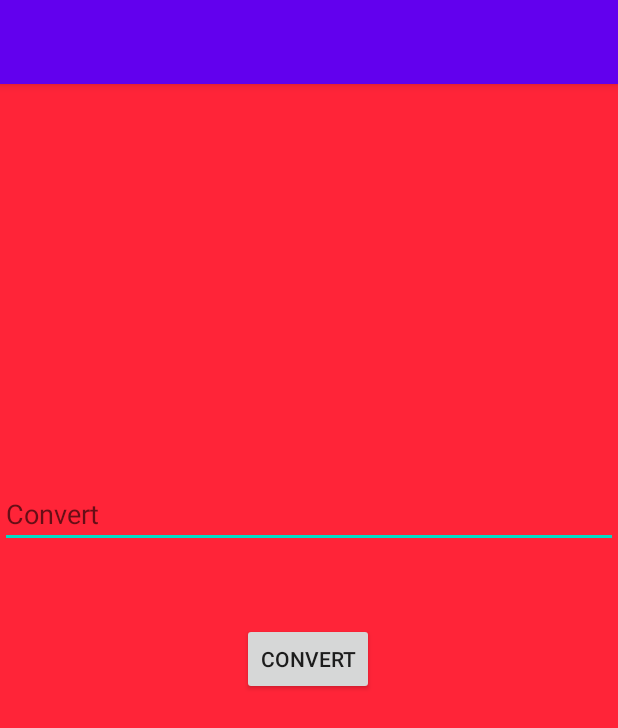
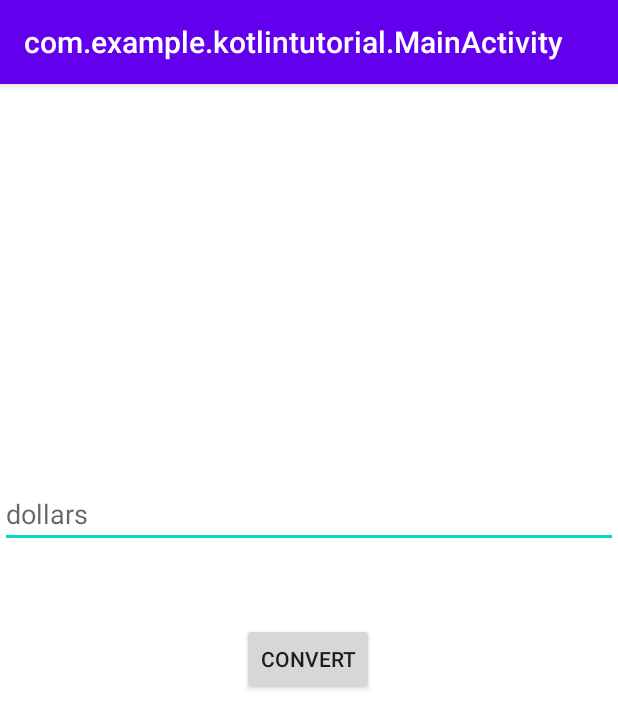
Before and after one commit to jmcginty865/KotlinTutorial, an Android app: the screen it shows after launch (MainActivity), on a phone screen of 412 x 824 dp. Shown: the top 728 px of the screen. Run offline under Robolectric (Android 15) with nearby library versions, the phone set to English and light mode, and no system bars.

Commit message:
Finishes adding the input line for the conversion and wrote the conversion code. It works.

```diff
--- a/app/src/main/AndroidManifest.xml
+++ b/app/src/main/AndroidManifest.xml
@@ -5,7 +5,6 @@
     <application
         android:allowBackup="true"
         android:icon="@mipmap/ic_launcher"
-        android:label="@string/app_name"
         android:roundIcon="@mipmap/ic_launcher_round"
         android:supportsRtl="true"
         android:theme="@style/AppTheme">
--- a/app/src/main/res/layout/activity_main.xml
+++ b/app/src/main/res/layout/activity_main.xml
@@ -5,7 +5,7 @@
     android:layout_width="match_parent"
     android:layout_height="match_parent"
     tools:context=".MainActivity"
-    android:background="#ff2438">
+    android:background="#FFFFFF">
 
     <TextView
         android:id="@+id/textView"
@@ -30,17 +30,20 @@
         app:layout_constraintTop_toBottomOf="@+id/textView" />
 
     <EditText
-        android:id="@+id/litTextNumberDecimal"
+        android:id="@+id/dollarText"
         android:layout_width="0dp"
         android:layout_height="wrap_content"
         android:layout_marginTop="264dp"
         android:autofillHints="Dollars"
+        android:hint="@string/dollars"
         android:inputType="text|numberDecimal"
+        android:onClick="convertCurrency"
         app:layout_constraintEnd_toEndOf="parent"
         app:layout_constraintHorizontal_bias="0.0"
         app:layout_constraintStart_toStartOf="parent"
-        app:layout_constraintTop_toTopOf="parent"
-        android:hint="@string/convert"/>
+        app:layout_constraintTop_toTopOf="parent" />
+
+
 
 
 </androidx.constraintlayout.widget.ConstraintLayout>
--- a/app/src/main/res/values/strings.xml
+++ b/app/src/main/res/values/strings.xml
@@ -1,4 +1,6 @@
 <?xml version="1.0" encoding="utf-8"?>
 <resources>
     <string name="convert">Convert</string>
+    <string name="dollars">dollars</string>
+    <string name="no_value_string">Dollar</string>
 </resources>
```
Also changed, not shown: app/src/main/java/com/example/kotlintutorial/MainActivity.kt (+13 -0 lines).
